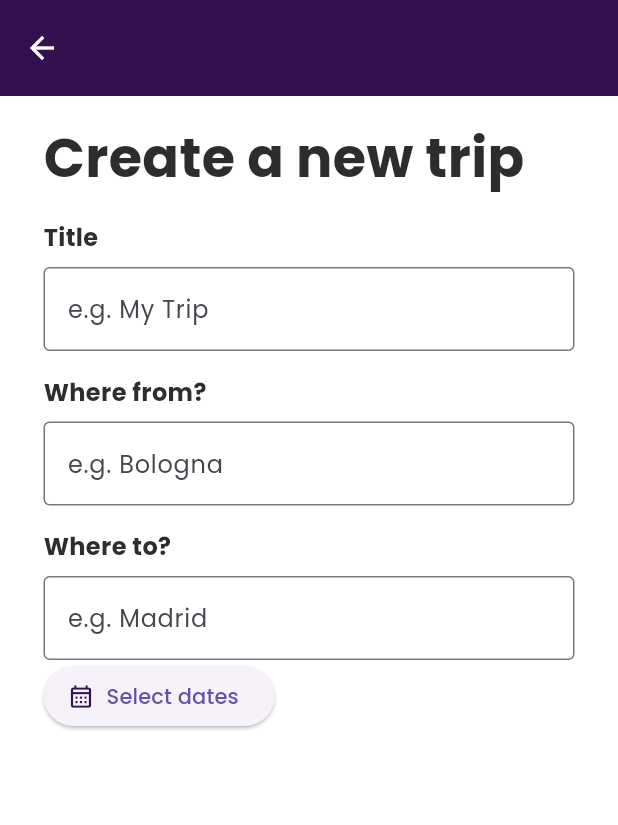
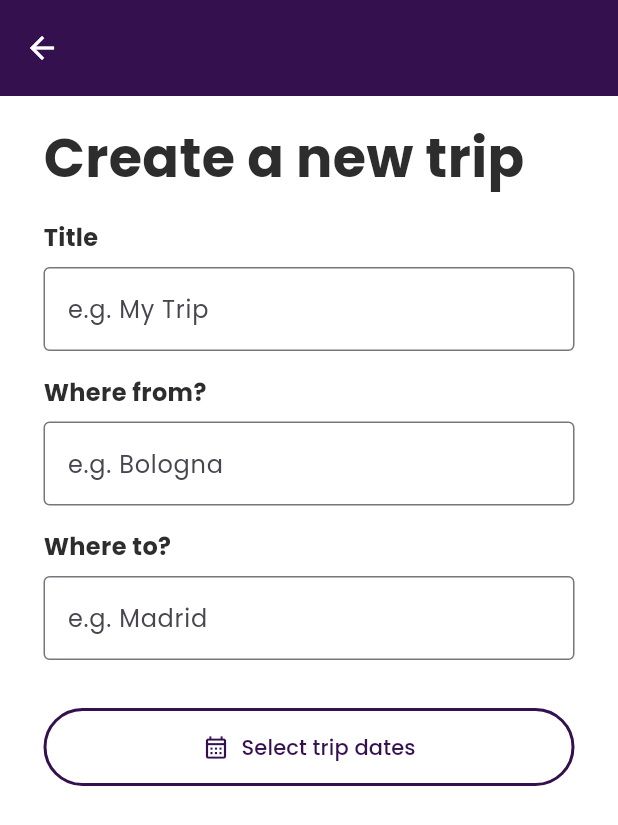
Before and after one commit to Faarab/FlutterGroupApp, a Flutter app: the screen it shows after launch, on a phone screen of 412 x 824 dp. Shown: the top 825 px of the screen. Run offline on Flutter 3.47's test engine with Material 3 defaults, Android fonts, the light colour scheme and no system bars; our stand-ins replace calendar_date_picker2, google_fonts.

Commit message:
Updated TripDetailsScreen

```diff
--- a/lib/main.dart
+++ b/lib/main.dart
@@ -1,4 +1,5 @@
 import 'dart:convert';
+import 'dart:ui';
 import 'package:flutter/material.dart';
 import 'package:flutter/widgets.dart';
 import 'package:triptaptoe_app/models/TripDTO.dart';
@@ -75,7 +76,6 @@ class _TripDetailsScreenState extends State<TripDetailsScreen> {
   var _cityOfDeparture;
   var _cityOfArrival;
   List<DateTime?>? _tripDates = [];
-  var results;
 
   @override
   Widget build(BuildContext context) {
@@ -127,52 +127,121 @@ class _TripDetailsScreenState extends State<TripDetailsScreen> {
                       _cityOfArrival = value;
                     });
                   }),
-              ElevatedButton.icon(
+              const SizedBox(height: 16),
+              if (_tripDates!.length == 2)
+                Row(
+                  mainAxisAlignment: MainAxisAlignment.spaceBetween,
+                  children: [
+                    Column(
+                      crossAxisAlignment: CrossAxisAlignment.start,
+                      children: [
+                        const Text("Departure",
+                            style: TextStyle(
+                                fontSize: 16,
+                                color: Color.fromRGBO(45, 45, 45, 1),
+                                fontWeight: FontWeight.bold)),
+                        const SizedBox(height: 8),
+                        Text(
+                          "${_tripDates![0]!.day.toString().padLeft(2, '0')}/${_tripDates![0]!.month.toString().padLeft(2, '0')}/${_tripDates![0]!.year}",
+                          style: const TextStyle(fontSize: 16),
+                        )
+                      ],
+                    ),
+                    Column(
+                      crossAxisAlignment: CrossAxisAlignment.start,
+                      children: [
+                        const Text("Return",
+                            style: TextStyle(
+                                fontSize: 16,
+                                color: Color.fromRGBO(45, 45, 45, 1),
+                                fontWeight: FontWeight.bold)),
+                        const SizedBox(height: 8),
+                        Text(
+                          "${_tripDates![1]!.day.toString().padLeft(2, '0')}/${_tripDates![1]!.month.toString().padLeft(2, '0')}/${_tripDates![1]!.year}",
+                          style: const TextStyle(fontSize: 16),
+                        )
+                      ],
+                    )
+                  ],
+                ),
+              if (_tripDates!.length == 1)
+                Row(
+                  mainAxisAlignment: MainAxisAlignment.spaceBetween,
+                  children: [
+                    Column(
+                      crossAxisAlignment: CrossAxisAlignment.start,
+                      children: [
+                        const Text("Departure",
+                            style: TextStyle(
+                                fontSize: 16,
+                                color: Color.fromRGBO(45, 45, 45, 1),
+                                fontWeight: FontWeight.bold)),
+                        const SizedBox(height: 8),
+                        Text(
+                          "${_tripDates![0]!.day.toString().padLeft(2, '0')}/${_tripDates![0]!.month.toString().padLeft(2, '0')}/${_tripDates![0]!.year}",
+                          style: const TextStyle(fontSize: 16),
+                        )
+                      ],
+                    ),
+                    Column(
+                      crossAxisAlignment: CrossAxisAlignment.start,
+                      children: [
+                        const Text(
+                          "Return",
+                          style: TextStyle(
+                              fontSize: 16,
+                              color: Color.fromRGBO(45, 45, 45, 1),
+                              fontWeight: FontWeight.bold),
+                        ),
+                        const SizedBox(height: 8),
+                        Text(
+                          "${_tripDates![0]!.day.toString().padLeft(2, '0')}/${_tripDates![0]!.month.toString().padLeft(2, '0')}/${_tripDates![0]!.year}",
+                          style: const TextStyle(fontSize: 16),
+                        )
+                      ],
+                    )
+                  ],
+                ),
+              const SizedBox(
+                height: 16,
+              ),
+              Container(
+                width: double.infinity,
+                child: OutlinedButton.icon(
                     onPressed: () async {
                       var results = await showCalendarDatePicker2Dialog(
                         context: context,
                         config: CalendarDatePicker2WithActionButtonsConfig(
                           calendarType: CalendarDatePicker2Type.range,
                           firstDate: DateTime.now(),
+                          controlsTextStyle: const TextStyle(
+                              fontFamily: 'Poppins',
+                              color: Color.fromRGBO(53, 16, 79, 1)),
                         ),
                         dialogSize: const Size(325, 400),
                         value: [],
                         borderRadius: BorderRadius.circular(16),
                       );
+                      if (results != null) {
                         setState(() {
                           _tripDates = results;
-                      print(_tripDates);
                         });
+                      }
                     },
-                  icon: Icon(
+                    icon: const Icon(
                       Icons.calendar_month_outlined,
                       color: Color.fromRGBO(53, 16, 79, 1),
                     ),
-                  label: Text("Select dates"))
-
-              // CalendarDatePicker2(
-              //     config: CalendarDatePicker2Config(
-              //         calendarType: CalendarDatePicker2Type.range,
-              //         firstDate: DateTime.now()),
-              //     value: [],
-              //     onValueChanged: (dates) {
-              //       _tripDates = dates;
-              //       print(_tripDates);
-              //     })
-              // Text(
-              //   "Departure date",
-              //   style: TextStyle(
-              //       fontSize: 16,
-              //       color: Color.fromRGBO(45, 45, 45, 1),
-              //       fontWeight: FontWeight.bold),
-              // ),
-              // SizedBox(height: 8),
-              // InputDatePickerFormField(
-              //     fieldLabelText: "Enter Date",
-              //     fieldHintText: "MM/DD/YYYY",
-              //     acceptEmptyDate: false,
-              //     firstDate: DateTime.now(),
-              //     lastDate: DateTime.now())
+                    label: Text(_tripDates!.isEmpty
+                        ? "Select trip dates"
+                        : "Change trip dates"),
+                    style: OutlinedButton.styleFrom(
+                      padding: const EdgeInsets.all(16),
+                      side: const BorderSide(
+                          color: Color.fromRGBO(53, 16, 79, 1), width: 2),
+                      foregroundColor: const Color.fromRGBO(53, 16, 79, 1),
+                    )),
+              ),
             ],
           ),
         ),
```
Lines whose indentation alone changed are shown as unchanged.
